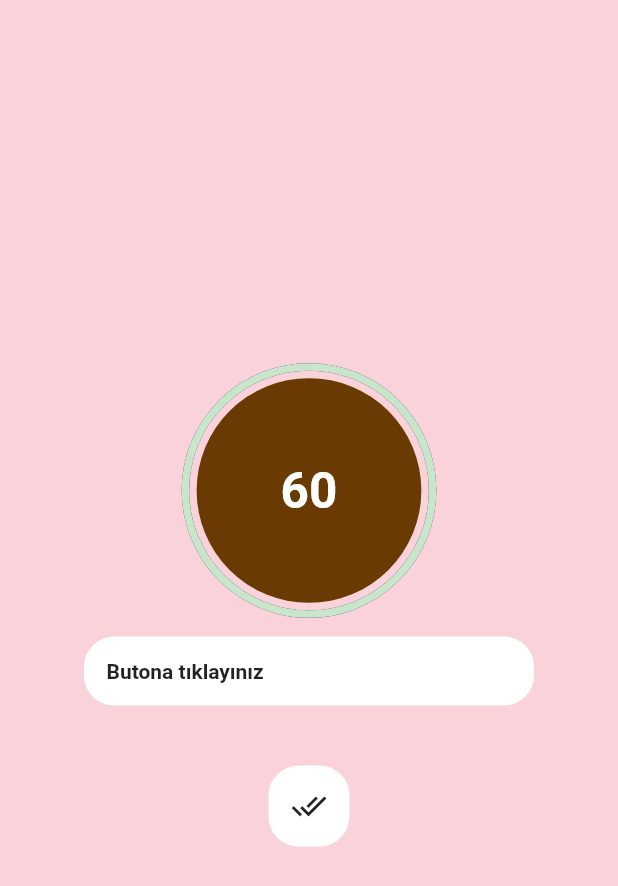
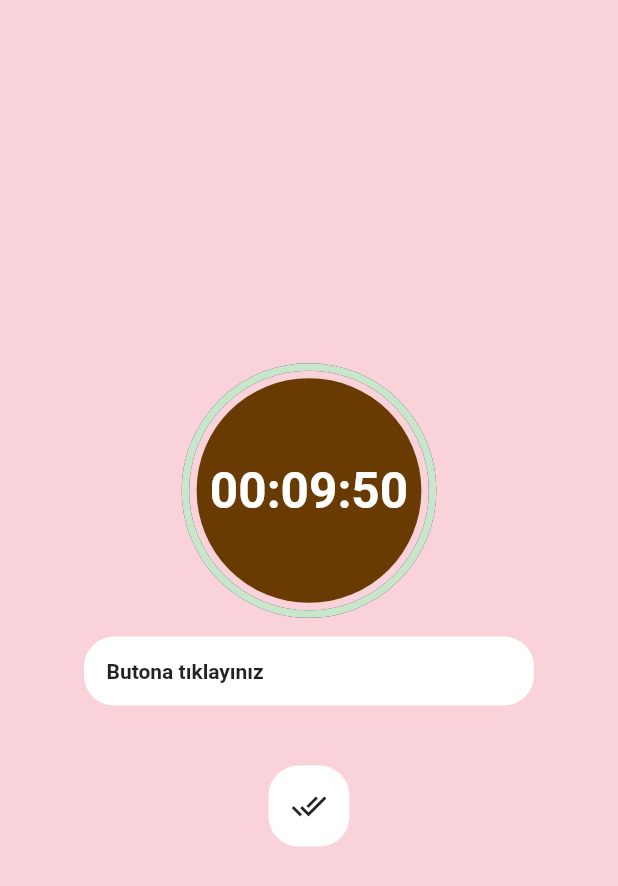
Before and after one commit to EmrSyhn/Fall-Uygulamasi, a Flutter app: the screen it shows after launch, after a tap on the "done all" icon, on a phone screen of 412 x 824 dp. Shown: the top 886 px of the screen. Run offline on Flutter 3.47's test engine with Material 2 defaults, Android fonts, the phone set to English and light mode, and no system bars; drawn by our look-alikes of circular_countdown_timer; our stand-ins replace cloud_firestore, firebase_core; accounts and stored records are empty.

Commit message:
sayaç çalışır halde

```diff
--- a/lib/homepage.dart
+++ b/lib/homepage.dart
@@ -11,10 +11,11 @@ class HomePage extends StatefulWidget {
 }
 
 var gelenYaziIcerigi = "Butona tıklayınız";
-int sayac = 12000;
-double saat = sayac / 200;
-int i = saat.toInt();
 final CountDownController _controller = CountDownController();
+
+int sayac = 43200;
+int sayac2 = 590;
+bool isButtonActive = true;
 
 class _HomePageState extends State<HomePage> {
   @override
@@ -25,41 +26,16 @@ class _HomePageState extends State<HomePage> {
           child: Column(
             mainAxisAlignment: MainAxisAlignment.center,
             children: [
-              CircularCountDownTimer(
-                duration: i,
-                initialDuration: 0,
-                controller: _controller,
-                width: MediaQuery.of(context).size.width * 0.4,
-                height: MediaQuery.of(context).size.height * 0.2,
-                ringColor: const Color.fromARGB(255, 58, 25, 123),
-                ringGradient: null,
-                fillColor: Colors.green[100]!,
-                fillGradient: null,
-                backgroundColor: const Color.fromARGB(255, 105, 59, 3),
-                backgroundGradient: null,
-                strokeWidth: 5.0,
-                strokeCap: StrokeCap.round,
-                textStyle: const TextStyle(
-                    fontSize: 33.0,
-                    color: Colors.white,
-                    fontWeight: FontWeight.bold),
-                textFormat: CountdownTextFormat.S,
-                isReverse: true,
-                isReverseAnimation: true,
-                isTimerTextShown: true,
-                autoStart: false,
-                onStart: () {
-                  debugPrint('Countdown Started');
+              const Sayac(),
+              //ElevatedButton(onPressed: yazGetir, child: const Text('deneme')),
+              InkWell(
+                onTap: () {
+                  if (isButtonActive) {
+                    isButtonActive = false;
+                    //....
+                    yazGetir();
+                  }
                 },
-                onComplete: () {
-                  debugPrint('Countdown Ended');
-                },
-                onChange: (String timeStamp) {
-                  debugPrint('Countdown Changed $timeStamp');
-                },
-              ),
-              InkWell(
-                onTap: yazGetir,
                 child: Container(
                   margin: const EdgeInsets.all(15),
                   padding: const EdgeInsets.all(15),
@@ -78,7 +54,13 @@ class _HomePageState extends State<HomePage> {
                 height: 10,
               ),
               InkWell(
-                onTap: yazGetir,
+                onTap: () {
+                  if (isButtonActive) {
+                    isButtonActive = false;
+                    //....
+                    yazGetir();
+                  }
+                },
                 child: Container(
                   margin: const EdgeInsets.all(15),
                   padding: const EdgeInsets.all(15),
@@ -91,21 +73,6 @@ class _HomePageState extends State<HomePage> {
               ),
             ],
           ),
-        ),
-      ),
-    );
-  }
-
-  Widget _button({required String title, VoidCallback? onPressed}) {
-    return Expanded(
-      child: ElevatedButton(
-        style: ButtonStyle(
-          backgroundColor: MaterialStateProperty.all(Colors.purple),
-        ),
-        onPressed: onPressed,
-        child: Text(
-          title,
-          style: const TextStyle(color: Colors.white),
         ),
       ),
     );
@@ -133,3 +100,45 @@ class _HomePageState extends State<HomePage> {
     _controller.start();
   }
 }
+
+class Sayac extends StatelessWidget {
+  const Sayac({
+    Key? key,
+  }) : super(key: key);
+
+  @override
+  Widget build(BuildContext context) {
+    return CircularCountDownTimer(
+      duration: sayac2,
+      initialDuration: 0,
+      controller: _controller,
+      width: MediaQuery.of(context).size.width * 0.5,
+      height: MediaQuery.of(context).size.height * 0.2,
+      ringColor: const Color.fromARGB(255, 58, 25, 123),
+      ringGradient: null,
+      fillColor: Colors.green[100]!,
+      fillGradient: null,
+      backgroundColor: const Color.fromARGB(255, 105, 59, 3),
+      backgroundGradient: null,
+      strokeWidth: 5.0,
+      strokeCap: StrokeCap.round,
+      textStyle: const TextStyle(
+          fontSize: 33.0, color: Colors.white, fontWeight: FontWeight.bold),
+      textFormat: CountdownTextFormat.HH_MM_SS,
+      isReverse: true,
+      isReverseAnimation: true,
+      isTimerTextShown: true,
+      autoStart: false,
+      onStart: () {
+        debugPrint('Countdown Started');
+      },
+      onComplete: () {
+        isButtonActive = true;
+        debugPrint('Countdown Ended');
+      },
+      onChange: (String timeStamp) {
+        debugPrint('Countdown Changed $timeStamp');
+      },
+    );
+  }
+}
```
